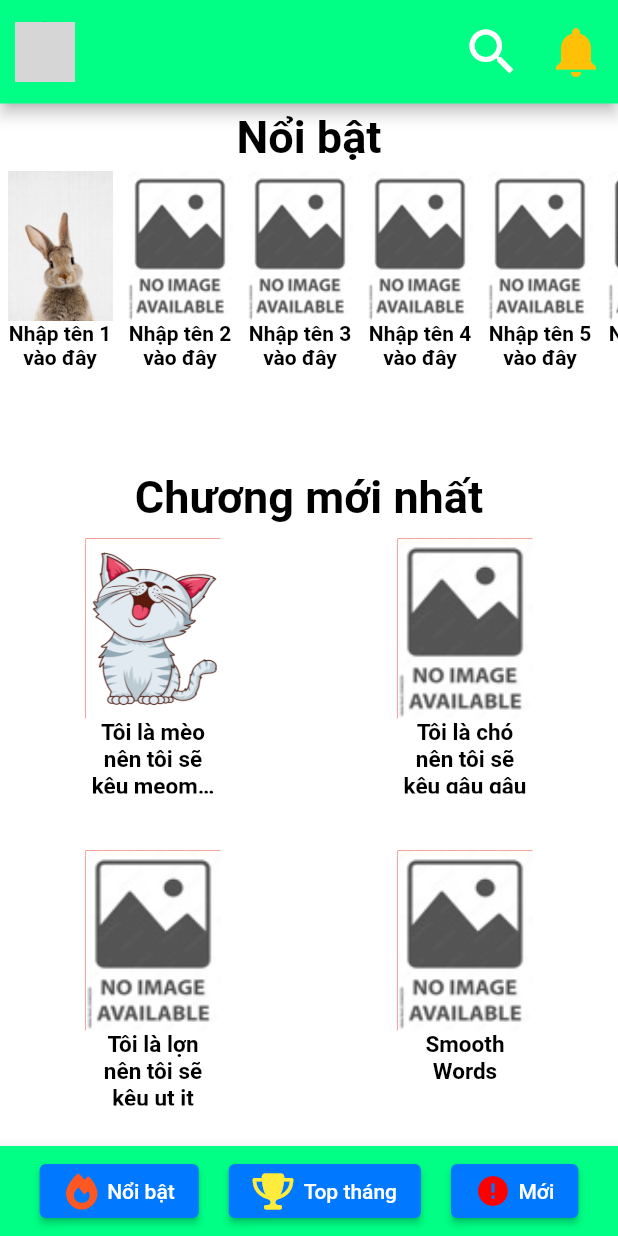
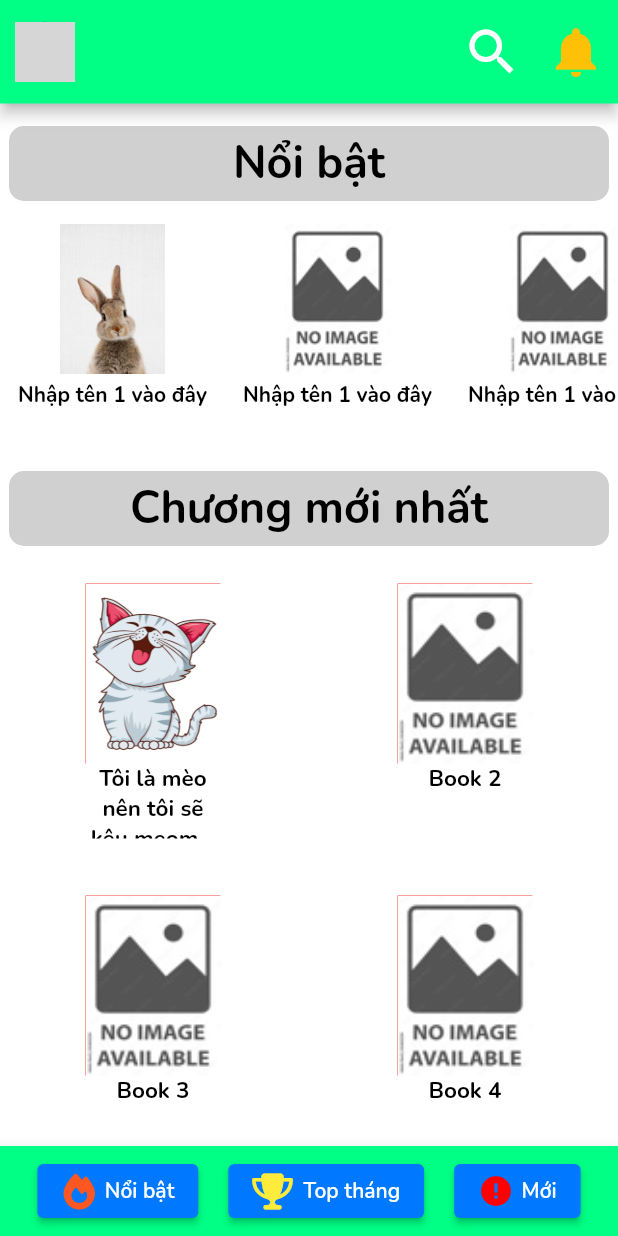
Before and after one commit to Bill-GD/se_n13_comic_app, a Flutter app: the screen it shows after launch, on a phone screen of 412 x 824 dp. Run offline on Flutter 3.47's test engine with Material 2 defaults, Android fonts, the light colour scheme and no system bars; our stand-ins replace firebase_auth, firebase_core, font_awesome_flutter, google_sign_in; accounts and stored records are empty; network calls fail; grey boxes are pictures that could not be loaded.

Commit message:
Changed Data Structure & Font

```diff
--- /dev/null
+++ b/loginapp/lib/data/book.dart
@@ -0,0 +1,14 @@
+class Book {
+  String? title;
+  List<String>? tags;
+  String? description;
+  String? cover;
+
+  Book(
+      {required this.title,
+      required this.tags,
+      required this.description,
+      required this.cover});
+
+  String? getTags() => tags?.join(", ");
+}
--- /dev/null
+++ b/loginapp/lib/data/storedbooks.dart
@@ -0,0 +1,102 @@
+import 'book.dart';
+
+final trendingEntries = <Book>[
+  Book(
+    title: 'Nhập tên 1 vào đây',
+    tags: ['Học đường, Lãng mạn, Shounen, Drama'],
+    description: 'Đây là tác phẩm về gì đó',
+    cover: 'assets/bunny-rabbit.jpg',
+  ),
+  Book(
+    title: 'Nhập tên 1 vào đây',
+    tags: ['Học đường, Lãng mạn, Shounen, Drama'],
+    description: 'Đây là tác phẩm về gì đó',
+    cover: 'assets/noimage.jpg',
+  ),
+  Book(
+    title: 'Nhập tên 1 vào đây',
+    tags: ['Học đường, Lãng mạn, Shounen, Drama'],
+    description: 'Đây là tác phẩm về gì đó',
+    cover: 'assets/noimage.jpg',
+  ),
+  Book(
+    title: 'Nhập tên 1 vào đây',
+    tags: ['Học đường, Lãng mạn, Shounen, Drama'],
+    description: 'Đây là tác phẩm về gì đó',
+    cover: 'assets/noimage.jpg',
+  ),
+  Book(
+    title: 'Nhập tên 1 vào đây',
+    tags: ['Học đường, Lãng mạn, Shounen, Drama'],
+    description: 'Đây là tác phẩm về gì đó',
+    cover: 'assets/noimage.jpg',
+  ),
+  Book(
+    title: 'Nhập tên 1 vào đây',
+    tags: ['Học đường, Lãng mạn, Shounen, Drama'],
+    description: 'Đây là tác phẩm về gì đó',
+    cover: 'assets/noimage.jpg',
+  ),
+  Book(
+    title: 'Nhập tên 1 vào đây',
+    tags: ['Học đường, Lãng mạn, Shounen, Drama'],
+    description: 'Đây là tác phẩm về gì đó',
+    cover: 'assets/noimage.jpg',
+  ),
+  Book(
+    title: 'Nhập tên 1 vào đây',
+    tags: ['Học đường, Lãng mạn, Shounen, Drama'],
+    description: 'Đây là tác phẩm về gì đó',
+    cover: 'assets/noimage.jpg',
+  ),
+  Book(
+    title: 'Nhập tên 1 vào đây',
+    tags: ['Học đường, Lãng mạn, Shounen, Drama'],
+    description: 'Đây là tác phẩm về gì đó',
+    cover: 'assets/noimage.jpg',
+  ),
+  Book(
+    title: 'Nhập tên 1 vào đây',
+    tags: ['Học đường, Lãng mạn, Shounen, Drama'],
+    description: 'Đây là tác phẩm về gì đó',
+    cover: 'assets/noimage.jpg',
+  ),
+];
+final entries = <Book>[
+  Book(
+    title: 'Tôi là mèo nên tôi sẽ kêu meomeo',
+    tags: ['Học đường, Lãng mạn, Shounen, Drama'],
+    description: 'Đây là giới thiệu tác phẩm',
+    cover: 'assets/cato.png',
+  ),
+  Book(
+    title: 'Book 2',
+    tags: ['Học đường, Lãng mạn, Shounen, Drama'],
+    description: 'Đây là giới thiệu tác phẩm',
+    cover: 'assets/noimage.jpg',
+  ),
+  Book(
+    title: 'Book 3',
+    tags: ['Học đường, Lãng mạn, Shounen, Drama'],
+    description: 'Đây là giới thiệu tác phẩm',
+    cover: 'assets/noimage.jpg',
+  ),
+  Book(
+    title: 'Book 4',
+    tags: ['Học đường, Lãng mạn, Shounen, Drama'],
+    description: 'Đây là giới thiệu tác phẩm',
+    cover: 'assets/noimage.jpg',
+  ),
+  Book(
+    title: 'Book 5',
+    tags: ['Học đường, Lãng mạn, Shounen, Drama'],
+    description: 'Đây là giới thiệu tác phẩm',
+    cover: 'assets/noimage.jpg',
+  ),
+  Book(
+    title: 'Book 6',
+    tags: ['Học đường, Lãng mạn, Shounen, Drama'],
+    description: 'Đây là giới thiệu tác phẩm',
+    cover: 'assets/noimage.jpg',
+  ),
+];
--- a/loginapp/lib/main_screen/home.dart
+++ b/loginapp/lib/main_screen/home.dart
@@ -6,9 +6,10 @@ class Home extends StatelessWidget {
 
   @override
   Widget build(BuildContext context) {
-    return const MaterialApp(
+    return MaterialApp(
+      theme: ThemeData(fontFamily: 'Nunito'),
       debugShowCheckedModeBanner: false,
-      home: HomeScreen(),
+      home: const HomeScreen(),
     );
   }
 }
--- a/loginapp/lib/main_screen/home_screen.dart
+++ b/loginapp/lib/main_screen/home_screen.dart
@@ -6,6 +6,7 @@ import 'package:loginapp/main_screen/trending.dart';
 import 'package:loginapp/previewTrending.dart';
 import 'package:loginapp/constant.dart';
 import 'package:loginapp/tool/side_bar.dart';
+import 'package:loginapp/data/storedbooks.dart';
 
 class HomeScreen extends StatefulWidget {
   const HomeScreen({super.key});
@@ -15,96 +16,6 @@ class HomeScreen extends StatefulWidget {
 }
 
 class HomeScreenState extends State<HomeScreen> {
-  final bookTitle = [
-    //Tiêu đề tạm thời. Thêm dữ liệu từ data base
-
-    'Tôi là mèo nên tôi sẽ kêu meomeo',
-    'Tôi là chó nên tôi sẽ kêu gâu gâu',
-    'Tôi là lợn nên tôi sẽ kêu ụt ịt',
-    'Smooth Words',
-    'I honestly find her about as intimidating as a basket of kittens.',
-    'I honestly find her about as intimidating as a basket of kittens.',
-  ];
-  final tag = [
-    //Tag tạm thời. Lấy dữ liệu về
-    'Học đường, Lãng mạn, Shounen, Drama',
-    'Học đường, Lãng mạn, Shounen, Drama',
-    'Học đường, Lãng mạn, Shounen, Drama',
-    'Học đường, Lãng mạn, Shounen, Drama',
-    'Học đường, Lãng mạn, Shounen, Drama',
-    'Học đường, Lãng mạn, Shounen, Drama'
-  ];
-  final summary = [
-    //Giới thiệu/tóm tắt tạm thời. Lấy dữ liệu về
-    'Đây là giới thiệu tác phẩm',
-    'Đây là giới thiệu tác phẩm',
-    'Đây là giới thiệu tác phẩm',
-    'Đây là giới thiệu tác phẩm',
-    'Đây là giới thiệu tác phẩm',
-    'Đây là giới thiệu tác phẩm',
-  ];
-  final image = [
-    //Ảnh bìa tạm thời. Lấy link ảnh vào đây, tạm thời để ảnh có sẵn
-    'assets/cato.png',
-    'assets/noimage.jpg',
-    'assets/noimage.jpg',
-    'assets/noimage.jpg',
-    'assets/noimage.jpg',
-    'assets/noimage.jpg',
-  ];
-  final trendingTitle = [
-    //tiêu đề sách trending
-    'Nhập tên 1 vào đây',
-    'Nhập tên 2 vào đây',
-    'Nhập tên 3 vào đây',
-    'Nhập tên 4 vào đây',
-    'Nhập tên 5 vào đây',
-    'Nhập tên 6 vào đây',
-    'Nhập tên 7 vào đây',
-    'Nhập tên 8 vào đây',
-    'Nhập tên 9 vào đây',
-    'Nhập tên 10 vào đây',
-  ];
-  final trendingImage = [
-    //ảnh sách trending
-    'assets/bunny-rabbit.jpg',
-    'assets/noimage.jpg',
-    'assets/noimage.jpg',
-    'assets/noimage.jpg',
-    'assets/noimage.jpg',
-    'assets/noimage.jpg',
-    'assets/noimage.jpg',
-    'assets/noimage.jpg',
-    'assets/noimage.jpg',
-    'assets/noimage.jpg',
-  ];
-  final trendingDesc = [
-    //Giới thiệu/tóm tắt tạm thời sách trending. Lấy dữ liệu về
-    'Đây là tác phẩm về gì đó',
-    'Đây là tác phẩm về gì đó',
-    'Đây là tác phẩm về gì đó',
-    'Đây là tác phẩm về gì đó',
-    'Đây là tác phẩm về gì đó',
-    'Đây là tác phẩm về gì đó',
-    'Đây là tác phẩm về gì đó',
-    'Đây là tác phẩm về gì đó',
-    'Đây là tác phẩm về gì đó',
-    'Đây là tác phẩm về gì đó',
-  ];
-  final trendingTag = [
-    //tag của sách trending
-    'Học đường, Lãng mạn, Shounen, Drama',
-    'Học đường, Lãng mạn, Shounen, Drama',
-    'Học đường, Lãng mạn, Shounen, Drama',
-    'Học đường, Lãng mạn, Shounen, Drama',
-    'Học đường, Lãng mạn, Shounen, Drama',
-    'Học đường, Lãng mạn, Shounen, Drama',
-    'Học đường, Lãng mạn, Shounen, Drama',
-    'Học đường, Lãng mạn, Shounen, Drama',
-    'Học đường, Lãng mạn, Shounen, Drama',
-    'Học đường, Lãng mạn, Shounen, Drama',
-    'Học đường, Lãng mạn, Shounen, Drama',
-  ];
   bool _isDarkTheme = false;
   void toggleDarkTheme() {
     setState(() {
@@ -112,9 +23,8 @@ class HomeScreenState extends State<HomeScreen> {
       appBarBG = _isDarkTheme
           ? const Color.fromARGB(255, 0, 0, 0)
           : const Color.fromARGB(255, 0, 255, 132);
-      buttonBG = _isDarkTheme
-          ? const Color.fromARGB(255, 100, 100, 100)
-          : const Color.fromARGB(255, 0, 120, 255);
+      buttonBG =
+          _isDarkTheme ? Color.fromARGB(255, 80, 80, 80) : const Color.fromARGB(255, 0, 120, 255);
       mainScreenBG = _isDarkTheme
           ? const Color.fromARGB(255, 70, 70, 70)
           : const Color.fromARGB(255, 255, 255, 255);
@@ -178,19 +88,22 @@ class HomeScreenState extends State<HomeScreen> {
       ),
 
       // Main part of Screen
-
       body: Container(
         color: mainScreenBG,
         child: ListView(
           children: [
             SizedBox(
-              height: 45,
+              height: 80,
               child: Center(
+                child: SizedBox(
+                  height: 50,
+                  width: 400,
                   child: Container(
-                  // decoration: const BoxDecoration(
-                  //   color: Color.fromARGB(159, 179, 179, 179),
-                  //   borderRadius: BorderRadius.all(Radius.circular(10)),
-                  // ),
+                    alignment: Alignment.center,
+                    decoration: const BoxDecoration(
+                      color: Color.fromARGB(159, 179, 179, 179),
+                      borderRadius: BorderRadius.all(Radius.circular(10)),
+                    ),
                     child: Text(
                       'Nổi bật',
                       textAlign: TextAlign.center,
@@ -203,9 +116,10 @@ class HomeScreenState extends State<HomeScreen> {
                   ),
                 ),
               ),
+            ),
             //thanh nổi bật
             SizedBox(
-              height: 200,
+              height: 150,
               child: ListView.builder(
                 //top 10 nổi bật
                 itemCount: 10,
@@ -216,14 +130,14 @@ class HomeScreenState extends State<HomeScreen> {
                     onTap: () => showDialog(
                       context: context,
                       builder: (context) => PreviewTrending(
-                          trendingImagePreview: trendingImage[index],
-                          trendingTitlePreview: trendingTitle[index],
-                          trendingDescPreview: trendingDesc[index],
-                          trendingTagPreview: trendingTag[index]),
+                          trendingImagePreview: trendingEntries[index].cover!,
+                          trendingTitlePreview: trendingEntries[index].title!,
+                          trendingDescPreview: trendingEntries[index].description!,
+                          trendingTagPreview: trendingEntries[index].getTags()!),
                     ),
                     child: TrendingBar(
-                      bookChildTrendingTitle: trendingTitle[index],
-                      bookChildTrendingImage: trendingImage[index],
+                      bookChildTrendingTitle: trendingEntries[index].title!,
+                      bookChildTrendingImage: trendingEntries[index].cover!,
                     ),
                   );
                 },
@@ -231,13 +145,18 @@ class HomeScreenState extends State<HomeScreen> {
             ),
 
             // dòng chữ Chương mới nhất
-
-            Center(
+            SizedBox(
+              height: 80,
+              child: Center(
+                child: SizedBox(
+                  height: 50,
+                  width: 400,
                   child: Container(
-                // decoration: const BoxDecoration(
-                //   color: Color.fromARGB(159, 179, 179, 179),
-                //   borderRadius: BorderRadius.all(Radius.circular(10)),
-                // ),
+                    alignment: Alignment.center,
+                    decoration: const BoxDecoration(
+                      color: Color.fromARGB(159, 179, 179, 179),
+                      borderRadius: BorderRadius.all(Radius.circular(10)),
+                    ),
                     child: Text(
                       'Chương mới nhất',
                       textAlign: TextAlign.center,
@@ -249,12 +168,14 @@ class HomeScreenState extends State<HomeScreen> {
                     ),
                   ),
                 ),
+              ),
+            ),
 
             //danh sách truyện
 
             GridView.builder(
               physics: const ScrollPhysics(),
-              itemCount: bookTitle.length,
+              itemCount: entries.length,
               gridDelegate: const SliverGridDelegateWithMaxCrossAxisExtent(
                 maxCrossAxisExtent: 200,
                 crossAxisSpacing: 20,
@@ -267,15 +188,15 @@ class HomeScreenState extends State<HomeScreen> {
                   onTap: () => showDialog(
                     context: context,
                     builder: (context) => Preview(
-                      bookChild: bookTitle[index],
-                      bookChild2: tag[index],
-                      bookChild3: summary[index],
-                      bookChildImage: image[index],
+                      bookChildTitle: entries[index].title!,
+                      bookChildTags: entries[index].getTags()!,
+                      bookChildDesc: entries[index].description!,
+                      bookChildImage: entries[index].cover!,
                     ),
                   ),
                   child: PreviewList(
-                    bookChild: bookTitle[index],
-                    bookChildImage: image[index],
+                    bookChild: entries[index].title!,
+                    bookChildImage: entries[index].cover!,
                   ), //danh sách
                 ); //danh sách
               },
--- a/loginapp/lib/main_screen/preview.dart
+++ b/loginapp/lib/main_screen/preview.dart
@@ -2,15 +2,15 @@ import 'package:flutter/material.dart';
 import 'package:loginapp/constant.dart';
 
 class Preview extends StatelessWidget {
-  final String bookChild;
-  final String bookChild2;
-  final String bookChild3;
+  final String bookChildTitle;
+  final String bookChildTags;
+  final String bookChildDesc;
   final String bookChildImage;
   const Preview(
       {super.key,
-      required this.bookChild,
-      required this.bookChild2,
-      required this.bookChild3,
+      required this.bookChildTitle,
+      required this.bookChildTags,
+      required this.bookChildDesc,
       required this.bookChildImage});
 
   @override
@@ -41,7 +41,7 @@ class Preview extends StatelessWidget {
                     Padding(
                       padding: const EdgeInsetsDirectional.fromSTEB(0, 25, 0, 0),
                       child: Text(
-                        bookChild,
+                        bookChildTitle,
                         textAlign: TextAlign.center,
                         style: TextStyle(
                           fontSize: 30,
@@ -57,7 +57,7 @@ class Preview extends StatelessWidget {
                   child: Expanded(
                     child: // tag/genre
                         Text(
-                      'Thể loại: $bookChild2',
+                      'Thể loại: $bookChildTags',
                       textAlign: TextAlign.center,
                       style: TextStyle(
                         color: mainScreenText,
@@ -70,7 +70,7 @@ class Preview extends StatelessWidget {
                   child: Expanded(
                     child: // summary
                         Text(
-                      bookChild3,
+                      bookChildDesc,
                       textAlign: TextAlign.center,
                       style: TextStyle(
                         color: mainScreenText,
--- a/loginapp/lib/main_screen/trending.dart
+++ b/loginapp/lib/main_screen/trending.dart
@@ -12,18 +12,19 @@ class TrendingBar extends StatelessWidget {
   });
   @override
   Widget build(BuildContext context) => SizedBox(
-        width: 80,
+        width: 150,
         height: 100,
         child: Column(
           children: [
             SizedBox(
               height: 100,
-              width: 70,
+              width: 100,
               child: Image.asset(
                 bookChildTrendingImage,
-                fit: BoxFit.fill,
+                fit: BoxFit.contain,
               ),
             ),
+            const SizedBox(height: 5),
             Text(
               bookChildTrendingTitle,
               textAlign: TextAlign.center,
```
Also changed, not shown: loginapp/pubspec.yaml (+8 -2 lines), loginapp/assets/fonts/Nunito-Bold.ttf (added), loginapp/assets/fonts/Nunito-Regular.ttf (added), loginapp/assets/fonts/Nunito-SemiBold.ttf (added). Lines whose indentation alone changed are shown as unchanged.
